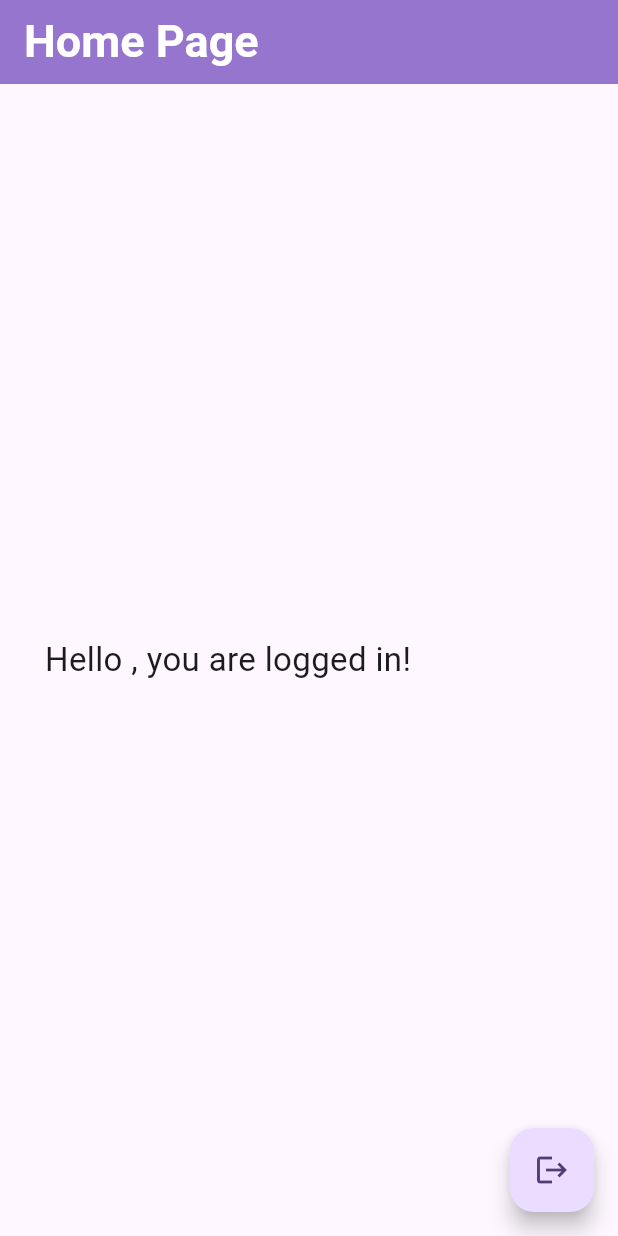
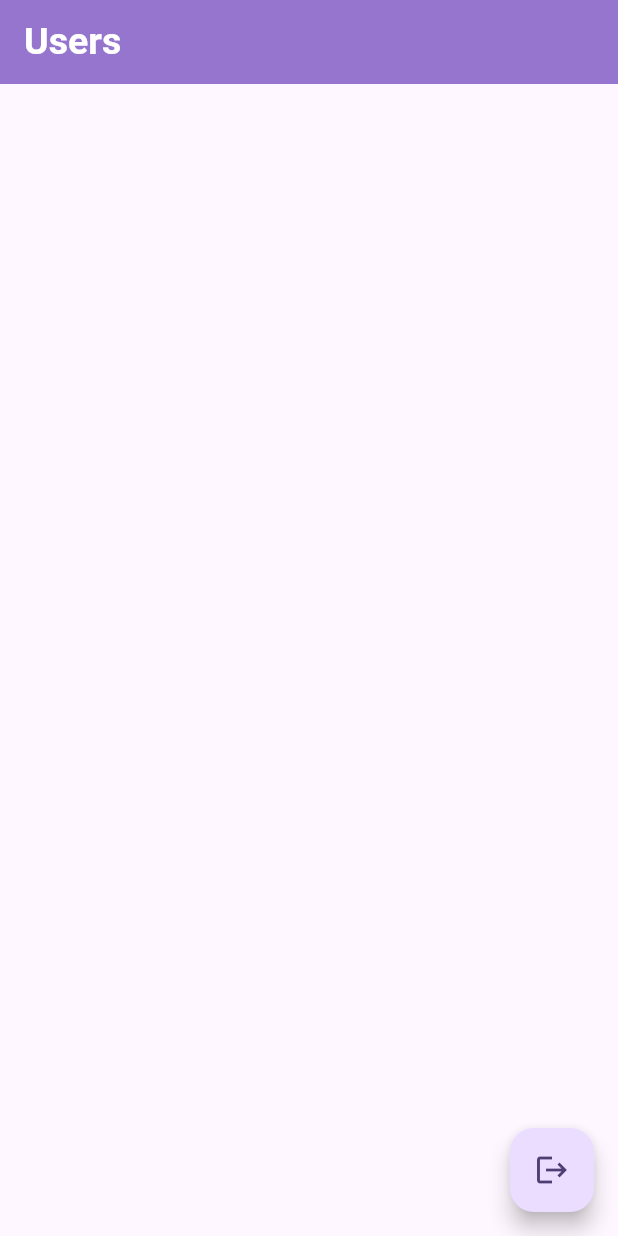
Before and after one commit to alpjamal/ulesson_auth_firebase, a Flutter app: the HomePage screen opened directly, on a phone screen of 412 x 824 dp. Run offline on Flutter 3.47's test engine with Material 2 defaults, Android fonts, the phone set to English and light mode, and no system bars; our stand-ins replace cloud_firestore, equatable, firebase_auth, firebase_core, flutter_bloc, google_sign_in and 1 more; accounts and stored records are empty.

```diff
--- a/lib/auth/bloc/auth_event.dart
+++ b/lib/auth/bloc/auth_event.dart
@@ -22,11 +22,6 @@ class SignUpEvent extends AuthEvent {
   List<Object?> get props => [signUpParams];
 }
 
-class SignOutEvent extends AuthEvent {
-  @override
-  List<Object?> get props => [];
-}
-
 class GoogleSignInEvent extends AuthEvent {
   @override
   List<Object?> get props => [];
--- a/lib/auth/repository/auth.dart
+++ b/lib/auth/repository/auth.dart
@@ -18,14 +18,15 @@ class Auth {
     );
   }
 
-  Future<void> createUserWithEmailAndPassword({
+  Future<UserCredential?> createUserWithEmailAndPassword({
     required String password,
     required String email,
   }) async {
-    await _firebaseAuth.createUserWithEmailAndPassword(
+    final result = await _firebaseAuth.createUserWithEmailAndPassword(
       email: email,
       password: password,
     );
+    return result;
   }
 
   Future<void> signOut() async {
--- /dev/null
+++ b/lib/home/bloc/home_bloc.dart
@@ -0,0 +1,60 @@
+import 'package:cloud_firestore/cloud_firestore.dart';
+import 'package:equatable/equatable.dart';
+import 'package:flutter_bloc/flutter_bloc.dart';
+import 'package:shared_preferences/shared_preferences.dart';
+import 'package:ulesson_auth_firebase/auth/bloc/auth_bloc.dart';
+import 'package:ulesson_auth_firebase/auth/repository/auth.dart';
+
+import '../models/contact.dart';
+
+part 'home_event.dart';
+
+part 'home_state.dart';
+
+class HomeBloc extends Bloc<HomeEvent, HomeState> {
+  HomeBloc() : super(const HomeState()) {
+    on<LoadEvent>(_loadEvent);
+    on<SignOutEvent>(_signOut);
+  }
+
+  _loadEvent(LoadEvent event, emit) async {
+    emit(state.copyWith(status: Status.loading));
+    var usersCollection = FirebaseFirestore.instance.collection('users');
+
+    var snapshot = await usersCollection.get();
+
+    var list = snapshot.docs.map((e) => e.data()).toList();
+
+    List<Contact> contacts = List.generate(
+      list.length,
+      (index) => Contact(
+        name: list[index]['name'] ?? 'test name',
+        email: list[index]['email'],
+      ),
+    );
+
+    emit(state.copyWith(
+      status: Status.success,
+      contacts: contacts,
+    ));
+  }
+
+  _signOut(SignOutEvent event, emit) async {
+    emit(state.copyWith(authStatus: Status.loading));
+    await Future.delayed(const Duration(milliseconds: 500));
+    try {
+      await Auth().signOut();
+      emit(state.copyWith(authStatus: Status.initial));
+      _setSignInState(false);
+    } on FirebaseException catch (e) {
+      emit(state.copyWith(errorMessage: e.message));
+    } catch (e) {
+      emit(state.copyWith(errorMessage: e.toString()));
+    }
+  }
+
+  _setSignInState(bool signIn) async {
+    var prefs = await SharedPreferences.getInstance();
+    prefs.setBool('isSignedIn', signIn);
+  }
+}
--- /dev/null
+++ b/lib/home/bloc/home_event.dart
@@ -0,0 +1,15 @@
+part of 'home_bloc.dart';
+
+abstract class HomeEvent extends Equatable {
+  const HomeEvent();
+}
+
+class LoadEvent extends HomeEvent {
+  @override
+  List<Object?> get props => [];
+}
+
+class SignOutEvent extends HomeEvent {
+  @override
+  List<Object?> get props => [];
+}
--- /dev/null
+++ b/lib/home/bloc/home_state.dart
@@ -0,0 +1,37 @@
+part of 'home_bloc.dart';
+
+class HomeState extends Equatable {
+  final Status status;
+  final String errorMessage;
+  final Status authStatus;
+  final List<Contact> contacts;
+
+  const HomeState({
+    this.status = Status.initial,
+    this.errorMessage = '',
+    this.authStatus = Status.success,
+    this.contacts = const [],
+  });
+
+  HomeState copyWith({
+    Status? status,
+    String? errorMessage,
+    Status? authStatus,
+    List<Contact>? contacts,
+  }) {
+    return HomeState(
+      status: status ?? this.status,
+      authStatus: authStatus ?? this.authStatus,
+      errorMessage: errorMessage ?? '',
+      contacts: contacts ?? this.contacts,
+    );
+  }
+
+  @override
+  List<Object?> get props => [
+        status,
+        errorMessage,
+        authStatus,
+        contacts,
+      ];
+}
--- a/lib/home/home_page.dart
+++ b/lib/home/home_page.dart
@@ -3,16 +3,15 @@ import 'package:flutter/material.dart';
 import 'package:flutter_bloc/flutter_bloc.dart';
 import 'package:ulesson_auth_firebase/auth/bloc/auth_bloc.dart';
 import 'package:ulesson_auth_firebase/auth/presentation/sign_in_page.dart';
-import 'package:ulesson_auth_firebase/auth/repository/auth.dart';
+import 'package:ulesson_auth_firebase/home/bloc/home_bloc.dart';
+import 'package:ulesson_auth_firebase/home/models/contact.dart';
 
 class HomePage extends StatelessWidget {
   const HomePage({super.key});
 
   @override
   Widget build(BuildContext context) {
-    Auth auth = Auth();
-    User user = auth.currentUser!;
-    return BlocConsumer<AuthBloc, AuthState>(
+    return BlocConsumer<HomeBloc, HomeState>(
       listener: (context, state) {
         if (state.authStatus.isInitial) {
           Navigator.pushAndRemoveUntil(
@@ -26,32 +25,42 @@ class HomePage extends StatelessWidget {
         return Scaffold(
           appBar: AppBar(
             title: const Text(
-              'Home Page',
+              'Users',
               style: TextStyle(
                 color: Colors.white,
-                fontSize: 30,
+                fontSize: 25,
                 fontWeight: FontWeight.bold,
               ),
             ),
             backgroundColor: Colors.deepPurple.shade300,
           ),
-          body: Column(
-            mainAxisAlignment: MainAxisAlignment.spaceEvenly,
-            crossAxisAlignment: CrossAxisAlignment.center,
-            children: [
-              Padding(
-                padding: const EdgeInsets.all(30),
-                child: Text(
-                  'Hello ${user.email}, you are logged in!',
-                  style: const TextStyle(fontSize: 22),
-                  textAlign: TextAlign.center,
+          body: state.status.isLoading
+              ? const Center(
+                  child: CircularProgressIndicator.adaptive(
+                  backgroundColor: Colors.green,
+                ))
+              : SingleChildScrollView(
+                  child: Column(
+                    children: List.generate(
+                      state.contacts.length,
+                      (index) {
+                        Contact contact = state.contacts[index];
+                        return Padding(
+                          padding: const EdgeInsets.fromLTRB(10, 10, 10, 0),
+                          child: ListTile(
+                            leading: const CircleAvatar(backgroundColor: Colors.grey),
+                            title: Text(contact.email),
+                            tileColor: Colors.green.shade200,
+                            shape: RoundedRectangleBorder(borderRadius: BorderRadius.circular(10)),
+                          ),
+                        );
+                      },
+                    ),
+                  ),
                 ),
-              ),
-            ],
-          ),
           floatingActionButton: FloatingActionButton(
             onPressed: () {
-              context.read<AuthBloc>().add(SignOutEvent());
+              context.read<HomeBloc>().add(SignOutEvent());
             },
             child: state.authStatus.isLoading ? const CircularProgressIndicator.adaptive() : const Icon(Icons.logout),
           ),
--- /dev/null
+++ b/lib/home/models/contact.dart
@@ -0,0 +1,9 @@
+class Contact {
+  final String name;
+  final String email;
+
+  const Contact({
+    required this.name,
+    required this.email,
+  });
+}
--- a/lib/main.dart
+++ b/lib/main.dart
@@ -4,6 +4,7 @@ import 'package:flutter_bloc/flutter_bloc.dart';
 import 'package:ulesson_auth_firebase/auth/bloc/auth_bloc.dart';
 import 'package:ulesson_auth_firebase/auth/presentation/sign_in_page.dart';
 import 'package:ulesson_auth_firebase/auth/presentation/splash_page.dart';
+import 'package:ulesson_auth_firebase/home/bloc/home_bloc.dart';
 import 'package:ulesson_auth_firebase/home/home_page.dart';
 
 void main() async {
@@ -22,6 +23,9 @@ class MyApp extends StatelessWidget {
         BlocProvider<AuthBloc>(
           create: (_) => AuthBloc(),
         ),
+        BlocProvider<HomeBloc>(
+          create: (_) => HomeBloc()..add(LoadEvent()),
+        ),
       ],
       child: MaterialApp(
         title: 'Flutter Demo',
--- a/pubspec.yaml
+++ b/pubspec.yaml
@@ -41,6 +41,7 @@ dependencies:
   equatable: ^2.0.5
   shared_preferences: ^2.2.0
   google_sign_in: ^6.1.4
+  cloud_firestore: ^4.9.1
 
 dev_dependencies:
   flutter_test:
```
Also changed, not shown: lib/auth/bloc/auth_bloc.dart (+15 -22 lines), pubspec.lock, 1 other file.
